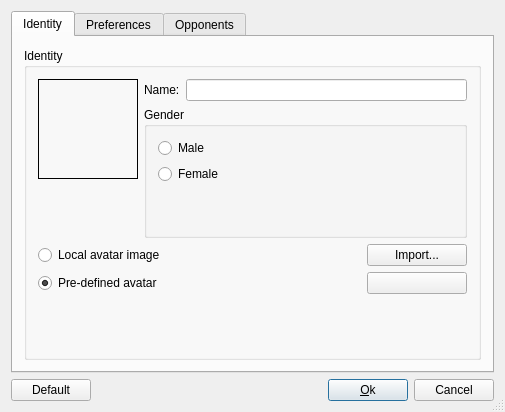
Above: src/desktop/forms/OptionsUI.ui from arabine/icl before the change. Below: the same form after it.
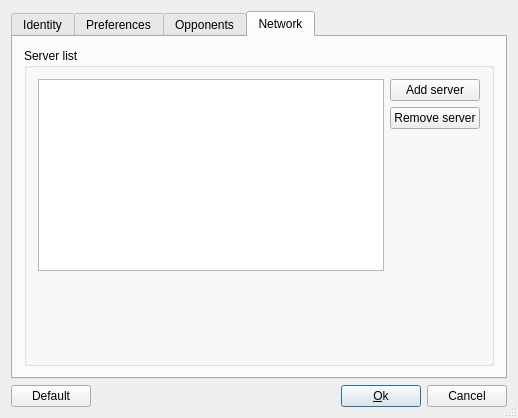
That is the form after the change. The open tabs and pages were chosen to show the change. Icons and pictures are not drawn.

Commit message: Moved server list management in option window, lobby is now a dockable widget with nice icons

What changed in the file:
```diff
--- a/src/desktop/forms/OptionsUI.ui
+++ b/src/desktop/forms/OptionsUI.ui
@@ -6,8 +6,8 @@
    <rect>
     <x>0</x>
     <y>0</y>
-    <width>505</width>
-    <height>412</height>
+    <width>518</width>
+    <height>418</height>
    </rect>
   </property>
   <property name="sizePolicy">
@@ -757,6 +757,92 @@
        </item>
       </layout>
      </widget>
+     <widget class="QWidget" name="tab">
+      <attribute name="title">
+       <string>Network</string>
+      </attribute>
+      <layout class="QGridLayout" name="gridLayout">
+       <item row="0" column="0">
+        <widget class="QGroupBox" name="groupBox_4">
+         <property name="enabled">
+          <bool>true</bool>
+         </property>
+         <property name="sizePolicy">
+          <sizepolicy hsizetype="Preferred" vsizetype="Minimum">
+           <horstretch>0</horstretch>
+           <verstretch>0</verstretch>
+          </sizepolicy>
+         </property>
+         <property name="title">
+          <string>Server list</string>
+         </property>
+         <layout class="QGridLayout" name="gridLayout_9">
+          <item row="0" column="0">
+           <layout class="QHBoxLayout" name="horizontalLayout_6">
+            <item>
+             <layout class="QVBoxLayout" name="verticalLayout_7">
+              <item>
+               <widget class="QListWidget" name="serverList"/>
+              </item>
+              <item>
+               <spacer name="verticalSpacer_8">
+                <property name="orientation">
+                 <enum>Qt::Vertical</enum>
+                </property>
+                <property name="sizeHint" stdset="0">
+                 <size>
+                  <width>20</width>
+                  <height>40</height>
+                 </size>
+                </property>
+               </spacer>
+              </item>
+             </layout>
+            </item>
+            <item>
+             <layout class="QVBoxLayout" name="verticalLayout_8">
+              <item>
+               <widget class="QPushButton" name="addServerButton">
+                <property name="text">
+                 <string>Add server</string>
+                </property>
+                <property name="autoDefault">
+                 <bool>false</bool>
+                </property>
+               </widget>
+              </item>
+              <item>
+               <widget class="QPushButton" name="removeServerButton">
+                <property name="text">
+                 <string>Remove server</string>
+                </property>
+                <property name="autoDefault">
+                 <bool>false</bool>
+                </property>
+               </widget>
+              </item>
+              <item>
+               <spacer name="verticalSpacer_9">
+                <property name="orientation">
+                 <enum>Qt::Vertical</enum>
+                </property>
+                <property name="sizeHint" stdset="0">
+                 <size>
+                  <width>20</width>
+                  <height>40</height>
+                 </size>
+                </property>
+               </spacer>
+              </item>
+             </layout>
+            </item>
+           </layout>
+          </item>
+         </layout>
+        </widget>
+       </item>
+      </layout>
+     </widget>
     </widget>
    </item>
   </layout>
```
Left out of the diff: 3 changed lines with no effect on the pictures. The commit also changes 12 other files.
